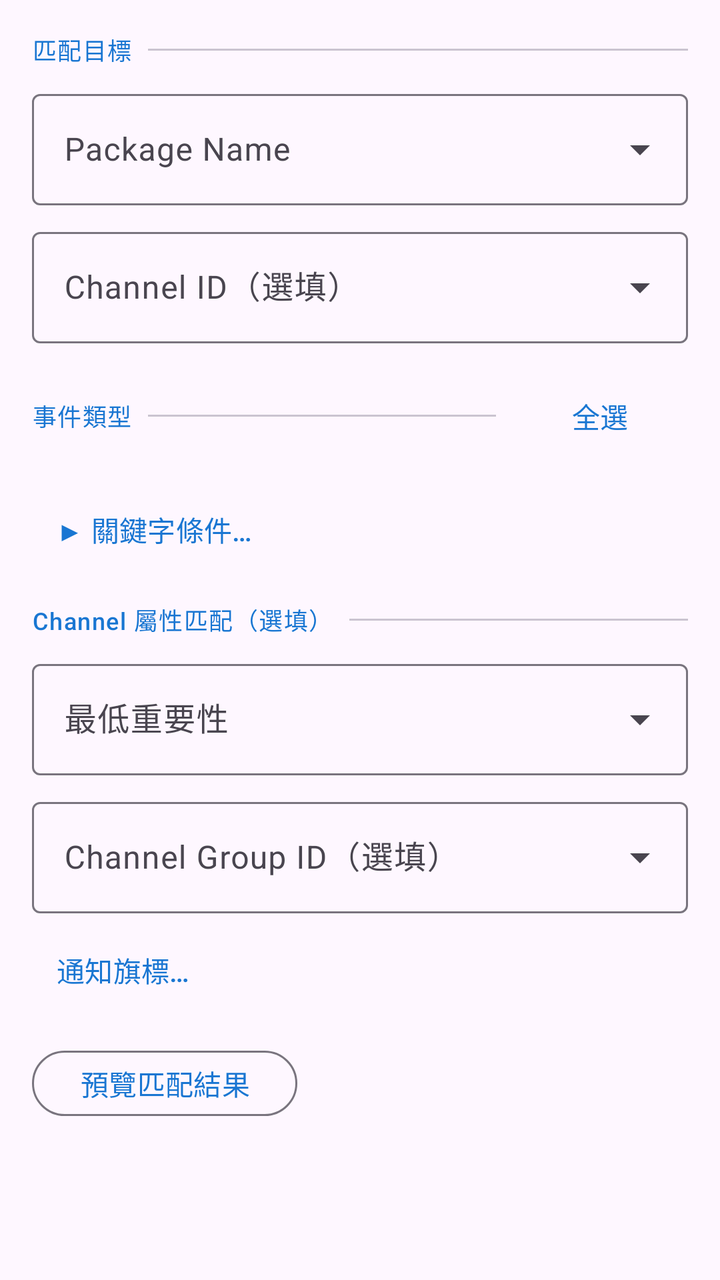
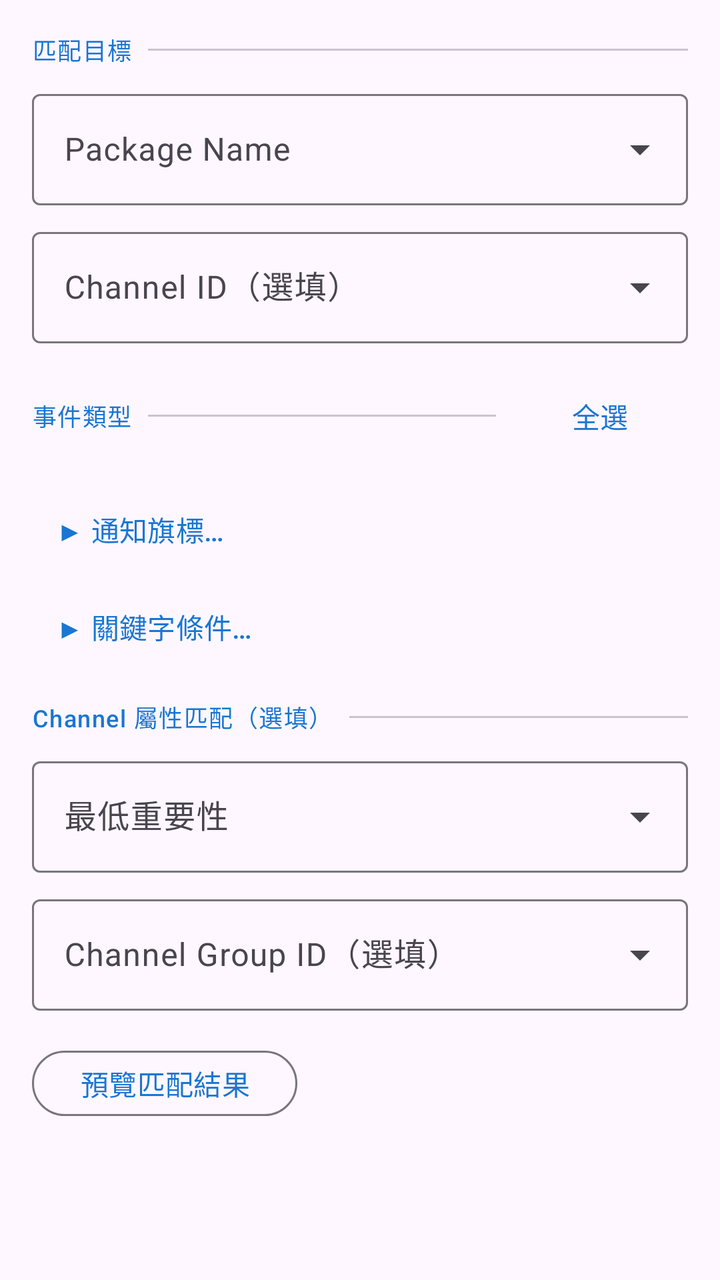

An Android layout rendered at two revisions. The XML below is the earlier revision; the diff shows what the commit changed to produce the second picture.
<!-- AndroidManifest.xml: application theme Theme.NotificationMaster -->
<!-- res/layout/dialog_add_filter_rule.xml -->
<?xml version="1.0" encoding="utf-8"?>
<ScrollView xmlns:android="http://schemas.android.com/apk/res/android"
    xmlns:app="http://schemas.android.com/apk/res-auto"
    android:layout_width="match_parent"
    android:layout_height="wrap_content"
    android:padding="16dp">

    <LinearLayout
        android:layout_width="match_parent"
        android:layout_height="wrap_content"
        android:orientation="vertical">

        
        <com.google.android.material.textfield.TextInputLayout
            android:id="@+id/layout_category"
            style="@style/Widget.Material3.TextInputLayout.OutlinedBox.ExposedDropdownMenu"
            android:layout_width="match_parent"
            android:layout_height="wrap_content"
            android:hint="@string/filter_dialog_category"
            android:layout_marginBottom="8dp"
            android:visibility="gone">

            <com.google.android.material.textfield.MaterialAutoCompleteTextView
                android:id="@+id/dropdown_category"
                android:layout_width="match_parent"
                android:layout_height="wrap_content"
                android:inputType="none"
                android:editable="false" />

        </com.google.android.material.textfield.TextInputLayout>

        
        <LinearLayout
            android:id="@+id/section_header_target"
            android:layout_width="match_parent"
            android:layout_height="wrap_content"
            android:orientation="horizontal"
            android:gravity="center_vertical"
            android:layout_marginBottom="8dp">

            <com.google.android.material.textview.MaterialTextView
                android:layout_width="wrap_content"
                android:layout_height="wrap_content"
                android:text="@string/filter_section_target"
                android:textAppearance="?attr/textAppearanceLabelMedium"
                android:textColor="?attr/colorPrimary" />

            <com.google.android.material.divider.MaterialDivider
                android:layout_width="0dp"
                android:layout_height="wrap_content"
                android:layout_weight="1"
                android:layout_marginStart="8dp" />
        </LinearLayout>

        
        <com.google.android.material.textfield.TextInputLayout
            android:id="@+id/layout_package_name"
            style="@style/Widget.Material3.TextInputLayout.OutlinedBox.ExposedDropdownMenu"
            android:layout_width="match_parent"
            android:layout_height="wrap_content"
            android:hint="@string/filter_dialog_package_name"
            android:layout_marginBottom="8dp">

            <com.google.android.material.textfield.MaterialAutoCompleteTextView
                android:id="@+id/edit_package_name"
                android:layout_width="match_parent"
                android:layout_height="wrap_content"
                android:inputType="textNoSuggestions"
                android:completionThreshold="1" />
        </com.google.android.material.textfield.TextInputLayout>

        
        <com.google.android.material.textfield.TextInputLayout
            android:id="@+id/layout_channel_id"
            style="@style/Widget.Material3.TextInputLayout.OutlinedBox.ExposedDropdownMenu"
            android:layout_width="match_parent"
            android:layout_height="wrap_content"
            android:hint="@string/filter_dialog_channel_id"
            android:layout_marginBottom="8dp">

            <com.google.android.material.textfield.MaterialAutoCompleteTextView
                android:id="@+id/edit_channel_id"
                android:layout_width="match_parent"
                android:layout_height="wrap_content"
                android:inputType="textNoSuggestions"
                android:completionThreshold="1" />
        </com.google.android.material.textfield.TextInputLayout>

        
        <LinearLayout
            android:id="@+id/section_header_event_types"
            android:layout_width="match_parent"
            android:layout_height="wrap_content"
            android:orientation="horizontal"
            android:gravity="center_vertical"
            android:layout_marginTop="8dp"
            android:layout_marginBottom="8dp">

            <com.google.android.material.textview.MaterialTextView
                android:layout_width="wrap_content"
                android:layout_height="wrap_content"
                android:text="@string/filter_dialog_event_types"
                android:textAppearance="?attr/textAppearanceLabelMedium"
                android:textColor="?attr/colorPrimary" />

            <com.google.android.material.divider.MaterialDivider
                android:layout_width="0dp"
                android:layout_height="wrap_content"
                android:layout_weight="1"
                android:layout_marginStart="8dp"
                android:layout_marginEnd="8dp" />

            <com.google.android.material.button.MaterialButton
                android:id="@+id/btn_select_all"
                style="@style/Widget.Material3.Button.TextButton"
                android:layout_width="wrap_content"
                android:layout_height="wrap_content"
                android:text="@string/filter_select_all"
                android:minHeight="36dp" />
        </LinearLayout>

        
        <LinearLayout
            android:id="@+id/container_event_types"
            android:layout_width="match_parent"
            android:layout_height="wrap_content"
            android:orientation="vertical"
            android:paddingStart="8dp"
            android:paddingEnd="0dp"
            android:descendantFocusability="blocksDescendants" />

        
        <com.google.android.material.button.MaterialButton
            android:id="@+id/btn_toggle_keyword"
            style="@style/Widget.Material3.Button.TextButton"
            android:layout_width="wrap_content"
            android:layout_height="wrap_content"
            android:layout_marginTop="8dp"
            android:text="@string/filter_keyword_expand"
            android:minHeight="36dp" />

        <LinearLayout
            android:id="@+id/layout_keyword_section"
            android:layout_width="match_parent"
            android:layout_height="wrap_content"
            android:orientation="vertical"
            android:paddingStart="8dp"
            android:paddingEnd="0dp"
            android:visibility="gone">

            <com.google.android.material.textfield.TextInputLayout
                android:id="@+id/layout_keyword_pattern"
                style="@style/Widget.Material3.TextInputLayout.OutlinedBox"
                android:layout_width="match_parent"
                android:layout_height="wrap_content"
                android:layout_marginTop="4dp"
                android:hint="@string/filter_keyword_pattern_hint">

                <com.google.android.material.textfield.TextInputEditText
                    android:id="@+id/edit_keyword_pattern"
                    android:layout_width="match_parent"
                    android:layout_height="wrap_content" />

            </com.google.android.material.textfield.TextInputLayout>

            
            <com.google.android.material.textview.MaterialTextView
                android:layout_width="wrap_content"
                android:layout_height="wrap_content"
                android:text="@string/filter_keyword_fields_label"
                android:textAppearance="?attr/textAppearanceLabelSmall"
                android:textColor="?android:attr/textColorSecondary"
                android:layout_marginTop="8dp"
                android:layout_marginBottom="4dp" />

            
            <LinearLayout
                android:id="@+id/container_keyword_fields"
                android:layout_width="match_parent"
                android:layout_height="wrap_content"
                android:orientation="vertical"
                android:descendantFocusability="blocksDescendants" />

            
            <com.google.android.material.materialswitch.MaterialSwitch
                android:id="@+id/switch_keyword_regex"
                android:layout_width="match_parent"
                android:layout_height="wrap_content"
                android:layout_marginTop="4dp"
                android:text="@string/filter_keyword_regex" />

        </LinearLayout>

        
        <LinearLayout
            android:id="@+id/section_header_channel_property"
            android:layout_width="match_parent"
            android:layout_height="wrap_content"
            android:orientation="horizontal"
            android:gravity="center_vertical"
            android:layout_marginTop="16dp"
            android:layout_marginBottom="8dp">

            <com.google.android.material.textview.MaterialTextView
                android:id="@+id/label_channel_property"
                android:layout_width="wrap_content"
                android:layout_height="wrap_content"
                android:text="@string/filter_channel_property_title"
                android:textAppearance="?attr/textAppearanceLabelMedium"
                android:textColor="?attr/colorPrimary" />

            <com.google.android.material.divider.MaterialDivider
                android:layout_width="0dp"
                android:layout_height="wrap_content"
                android:layout_weight="1"
                android:layout_marginStart="8dp" />
        </LinearLayout>

        <com.google.android.material.textfield.TextInputLayout
            android:id="@+id/layout_min_importance"
            style="@style/Widget.Material3.TextInputLayout.OutlinedBox.ExposedDropdownMenu"
            android:layout_width="match_parent"
            android:layout_height="wrap_content"
            android:layout_marginBottom="8dp"
            android:hint="@string/filter_min_importance">

            <com.google.android.material.textfield.MaterialAutoCompleteTextView
                android:id="@+id/dropdown_min_importance"
                android:layout_width="match_parent"
                android:layout_height="wrap_content"
                android:inputType="none"
                android:editable="false" />

        </com.google.android.material.textfield.TextInputLayout>

        <com.google.android.material.textfield.TextInputLayout
            android:id="@+id/layout_group_id"
            style="@style/Widget.Material3.TextInputLayout.OutlinedBox.ExposedDropdownMenu"
            android:layout_width="match_parent"
            android:layout_height="wrap_content"
            android:hint="@string/filter_group_id">

            <com.google.android.material.textfield.MaterialAutoCompleteTextView
                android:id="@+id/edit_group_id"
                android:layout_width="match_parent"
                android:layout_height="wrap_content"
                android:inputType="textNoSuggestions"
                android:completionThreshold="1" />

        </com.google.android.material.textfield.TextInputLayout>

        
        <com.google.android.material.button.MaterialButton
            android:id="@+id/btn_toggle_flags"
            style="@style/Widget.Material3.Button.TextButton"
            android:layout_width="wrap_content"
            android:layout_height="wrap_content"
            android:layout_marginTop="8dp"
            android:text="@string/filter_flags_expand"
            android:minHeight="36dp" />

        <LinearLayout
            android:id="@+id/layout_flags_section"
            android:layout_width="match_parent"
            android:layout_height="wrap_content"
            android:orientation="vertical"
            android:paddingStart="8dp"
            android:paddingEnd="0dp"
            android:visibility="gone">

            
            <LinearLayout
                android:layout_width="match_parent"
                android:layout_height="wrap_content"
                android:orientation="horizontal"
                android:gravity="center_vertical"
                android:layout_marginBottom="8dp">

                <com.google.android.material.textview.MaterialTextView
                    android:layout_width="wrap_content"
                    android:layout_height="wrap_content"
                    android:text="@string/filter_flags_title"
                    android:textAppearance="?attr/textAppearanceLabelMedium"
                    android:textColor="?attr/colorPrimary" />

                <com.google.android.material.divider.MaterialDivider
                    android:layout_width="0dp"
                    android:layout_height="wrap_content"
                    android:layout_weight="1"
                    android:layout_marginStart="8dp" />
            </LinearLayout>

            
            <LinearLayout
                android:id="@+id/container_flags"
                android:layout_width="match_parent"
                android:layout_height="wrap_content"
                android:orientation="vertical" />

            
            <LinearLayout
                android:layout_width="match_parent"
                android:layout_height="wrap_content"
                android:orientation="horizontal"
                android:gravity="center_vertical"
                android:layout_marginTop="12dp"
                android:layout_marginBottom="8dp">

                <com.google.android.material.textview.MaterialTextView
                    android:layout_width="wrap_content"
                    android:layout_height="wrap_content"
                    android:text="@string/filter_derived_title"
                    android:textAppearance="?attr/textAppearanceLabelMedium"
                    android:textColor="?attr/colorPrimary" />

                <com.google.android.material.divider.MaterialDivider
                    android:layout_width="0dp"
                    android:layout_height="wrap_content"
                    android:layout_weight="1"
                    android:layout_marginStart="8dp" />
            </LinearLayout>

            
            <LinearLayout
                android:id="@+id/container_derived"
                android:layout_width="match_parent"
                android:layout_height="wrap_content"
                android:orientation="vertical" />

        </LinearLayout>

        
        <LinearLayout
            android:id="@+id/layout_action_settings"
            android:layout_width="match_parent"
            android:layout_height="wrap_content"
            android:orientation="vertical"
            android:visibility="gone">

            <LinearLayout
                android:layout_width="match_parent"
                android:layout_height="wrap_content"
                android:orientation="horizontal"
                android:gravity="center_vertical"
                android:layout_marginTop="16dp"
                android:layout_marginBottom="8dp">

                <com.google.android.material.textview.MaterialTextView
                    android:layout_width="wrap_content"
                    android:layout_height="wrap_content"
                    android:text="@string/filter_section_action"
                    android:textAppearance="?attr/textAppearanceLabelMedium"
                    android:textColor="?attr/colorPrimary" />

                <com.google.android.material.divider.MaterialDivider
                    android:layout_width="0dp"
                    android:layout_height="wrap_content"
                    android:layout_weight="1"
                    android:layout_marginStart="8dp" />
            </LinearLayout>

            
            <com.google.android.material.textfield.TextInputLayout
                android:id="@+id/layout_dismiss_delay"
                style="@style/Widget.Material3.TextInputLayout.OutlinedBox.ExposedDropdownMenu"
                android:layout_width="match_parent"
                android:layout_height="wrap_content"
                android:hint="@string/filter_dismiss_delay"
                android:layout_marginBottom="8dp"
                android:visibility="gone">

                <com.google.android.material.textfield.MaterialAutoCompleteTextView
                    android:id="@+id/dropdown_dismiss_delay"
                    android:layout_width="match_parent"
                    android:layout_height="wrap_content"
                    android:inputType="none"
                    android:editable="false" />

            </com.google.android.material.textfield.TextInputLayout>

            
            <com.google.android.material.textfield.TextInputLayout
                android:id="@+id/layout_dismiss_delay_custom"
                style="@style/Widget.Material3.TextInputLayout.OutlinedBox"
                android:layout_width="match_parent"
                android:layout_height="wrap_content"
                android:hint="@string/filter_dismiss_delay_custom_hint"
                android:layout_marginBottom="8dp"
                android:visibility="gone">

                <com.google.android.material.textfield.TextInputEditText
                    android:id="@+id/edit_dismiss_delay_custom"
                    android:layout_width="match_parent"
                    android:layout_height="wrap_content"
                    android:inputType="number" />

            </com.google.android.material.textfield.TextInputLayout>

            
            <com.google.android.material.button.MaterialButton
                android:id="@+id/btn_choose_sound"
                style="@style/Widget.Material3.Button.OutlinedButton"
                android:layout_width="match_parent"
                android:layout_height="wrap_content"
                android:layout_marginBottom="8dp"
                android:text="@string/filter_alert_choose_sound"
                android:visibility="gone" />

            
            <com.google.android.material.materialswitch.MaterialSwitch
                android:id="@+id/switch_alert_vibrate"
                android:layout_width="match_parent"
                android:layout_height="wrap_content"
                android:text="@string/filter_alert_vibrate"
                android:checked="true"
                android:visibility="gone" />

            
            <com.google.android.material.materialswitch.MaterialSwitch
                android:id="@+id/switch_alarm_stream"
                android:layout_width="match_parent"
                android:layout_height="wrap_content"
                android:text="@string/filter_alert_alarm_stream"
                android:checked="true"
                android:visibility="gone" />

        </LinearLayout>

        
        <com.google.android.material.button.MaterialButton
            android:id="@+id/btn_preview_match"
            style="@style/Widget.Material3.Button.OutlinedButton"
            android:layout_width="wrap_content"
            android:layout_height="wrap_content"
            android:layout_marginTop="16dp"
            android:text="@string/filter_preview_match"
            android:minHeight="36dp" />

    </LinearLayout>
</ScrollView>
<!-- resources referenced by this layout -->
<resources>
  <string name="filter_alert_alarm_stream">使用鬧鈴通道（不受靜音影響）</string>
  <string name="filter_alert_choose_sound">選擇提醒鈴聲</string>
  <string name="filter_alert_vibrate">振動</string>
  <string name="filter_channel_property_title">Channel 屬性匹配（選填）</string>
  <string name="filter_derived_title">推斷屬性</string>
  <string name="filter_dialog_category">規則類別</string>
  <string name="filter_dialog_channel_id">Channel ID（選填）</string>
  <string name="filter_dialog_event_types">事件類型</string>
  <string name="filter_dialog_package_name">Package Name</string>
  <string name="filter_dismiss_delay">清除延遲</string>
  <string name="filter_dismiss_delay_custom_hint">分鐘</string>
  <string name="filter_flags_expand">通知旗標…</string>
  <string name="filter_flags_title">通知旗標</string>
  <string name="filter_group_id">Channel Group ID（選填）</string>
  <string name="filter_keyword_expand">▶ 關鍵字條件…</string>
  <string name="filter_keyword_fields_label">搜尋欄位：</string>
  <string name="filter_keyword_pattern_hint">搜尋關鍵字或正規表示式</string>
  <string name="filter_keyword_regex">使用正規表示式</string>
  <string name="filter_min_importance">最低重要性</string>
  <string name="filter_preview_match">預覽匹配結果</string>
  <string name="filter_section_action">動作設定</string>
  <string name="filter_section_target">匹配目標</string>
  <string name="filter_select_all">全選</string>
  <style name="Theme.NotificationMaster" parent="Theme.Material3.DayNight.NoActionBar">
          
          <item name="colorPrimary">@color/primary</item>
          <item name="colorPrimaryVariant">@color/primary_dark</item>
          <item name="colorOnPrimary">@color/white</item>
  
          
          <item name="colorSecondary">@color/secondary</item>
          <item name="colorSecondaryVariant">@color/secondary_dark</item>
          <item name="colorOnSecondary">@color/black</item>
  
          
          <item name="android:statusBarColor">?attr/colorPrimaryVariant</item>
  
          
      </style>
  <color name="primary">#1976D2</color>
  <color name="primary_dark">#1565C0</color>
  <color name="white">#FFFFFF</color>
  <color name="secondary">#FF9800</color>
  <color name="secondary_dark">#F57C00</color>
  <color name="black">#000000</color>
</resources>

<!-- the commit's change to res/layout/dialog_add_filter_rule.xml (unified diff, before → after) -->
@@ -131,6 +131,86 @@
 
         
         <com.google.android.material.button.MaterialButton
+            android:id="@+id/btn_toggle_flags"
+            style="@style/Widget.Material3.Button.TextButton"
+            android:layout_width="wrap_content"
+            android:layout_height="wrap_content"
+            android:layout_marginTop="8dp"
+            android:text="@string/filter_flags_expand"
+            android:minHeight="36dp" />
+
+        <LinearLayout
+            android:id="@+id/layout_flags_section"
+            android:layout_width="match_parent"
+            android:layout_height="wrap_content"
+            android:orientation="vertical"
+            android:paddingStart="8dp"
+            android:paddingEnd="0dp"
+            android:visibility="gone">
+
+            
+            <LinearLayout
+                android:layout_width="match_parent"
+                android:layout_height="wrap_content"
+                android:orientation="horizontal"
+                android:gravity="center_vertical"
+                android:layout_marginBottom="8dp">
+
+                <com.google.android.material.textview.MaterialTextView
+                    android:layout_width="wrap_content"
+                    android:layout_height="wrap_content"
+                    android:text="@string/filter_flags_title"
+                    android:textAppearance="?attr/textAppearanceLabelMedium"
+                    android:textColor="?attr/colorPrimary" />
+
+                <com.google.android.material.divider.MaterialDivider
+                    android:layout_width="0dp"
+                    android:layout_height="wrap_content"
+                    android:layout_weight="1"
+                    android:layout_marginStart="8dp" />
+            </LinearLayout>
+
+            
+            <LinearLayout
+                android:id="@+id/container_flags"
+                android:layout_width="match_parent"
+                android:layout_height="wrap_content"
+                android:orientation="vertical" />
+
+            
+            <LinearLayout
+                android:layout_width="match_parent"
+                android:layout_height="wrap_content"
+                android:orientation="horizontal"
+                android:gravity="center_vertical"
+                android:layout_marginTop="12dp"
+                android:layout_marginBottom="8dp">
+
+                <com.google.android.material.textview.MaterialTextView
+                    android:layout_width="wrap_content"
+                    android:layout_height="wrap_content"
+                    android:text="@string/filter_derived_title"
+                    android:textAppearance="?attr/textAppearanceLabelMedium"
+                    android:textColor="?attr/colorPrimary" />
+
+                <com.google.android.material.divider.MaterialDivider
+                    android:layout_width="0dp"
+                    android:layout_height="wrap_content"
+                    android:layout_weight="1"
+                    android:layout_marginStart="8dp" />
+            </LinearLayout>
+
+            
+            <LinearLayout
+                android:id="@+id/container_derived"
+                android:layout_width="match_parent"
+                android:layout_height="wrap_content"
+                android:orientation="vertical" />
+
+        </LinearLayout>
+
+        
+        <com.google.android.material.button.MaterialButton
             android:id="@+id/btn_toggle_keyword"
             style="@style/Widget.Material3.Button.TextButton"
             android:layout_width="wrap_content"
@@ -250,86 +330,6 @@
         </com.google.android.material.textfield.TextInputLayout>
 
         
-        <com.google.android.material.button.MaterialButton
-            android:id="@+id/btn_toggle_flags"
-            style="@style/Widget.Material3.Button.TextButton"
-            android:layout_width="wrap_content"
-            android:layout_height="wrap_content"
-            android:layout_marginTop="8dp"
-            android:text="@string/filter_flags_expand"
-            android:minHeight="36dp" />
-
-        <LinearLayout
-            android:id="@+id/layout_flags_section"
-            android:layout_width="match_parent"
-            android:layout_height="wrap_content"
-            android:orientation="vertical"
-            android:paddingStart="8dp"
-            android:paddingEnd="0dp"
-            android:visibility="gone">
-
-            
-            <LinearLayout
-                android:layout_width="match_parent"
-                android:layout_height="wrap_content"
-                android:orientation="horizontal"
-                android:gravity="center_vertical"
-                android:layout_marginBottom="8dp">
-
-                <com.google.android.material.textview.MaterialTextView
-                    android:layout_width="wrap_content"
-                    android:layout_height="wrap_content"
-                    android:text="@string/filter_flags_title"
-                    android:textAppearance="?attr/textAppearanceLabelMedium"
-                    android:textColor="?attr/colorPrimary" />
-
-                <com.google.android.material.divider.MaterialDivider
-                    android:layout_width="0dp"
-                    android:layout_height="wrap_content"
-                    android:layout_weight="1"
-                    android:layout_marginStart="8dp" />
-            </LinearLayout>
-
-            
-            <LinearLayout
-                android:id="@+id/container_flags"
-                android:layout_width="match_parent"
-                android:layout_height="wrap_content"
-                android:orientation="vertical" />
-
-            
-            <LinearLayout
-                android:layout_width="match_parent"
-                android:layout_height="wrap_content"
-                android:orientation="horizontal"
-                android:gravity="center_vertical"
-                android:layout_marginTop="12dp"
-                android:layout_marginBottom="8dp">
-
-                <com.google.android.material.textview.MaterialTextView
-                    android:layout_width="wrap_content"
-                    android:layout_height="wrap_content"
-                    android:text="@string/filter_derived_title"
-                    android:textAppearance="?attr/textAppearanceLabelMedium"
-                    android:textColor="?attr/colorPrimary" />
-
-                <com.google.android.material.divider.MaterialDivider
-                    android:layout_width="0dp"
-                    android:layout_height="wrap_content"
-                    android:layout_weight="1"
-                    android:layout_marginStart="8dp" />
-            </LinearLayout>
-
-            
-            <LinearLayout
-                android:id="@+id/container_derived"
-                android:layout_width="match_parent"
-                android:layout_height="wrap_content"
-                android:orientation="vertical" />
-
-        </LinearLayout>
-
-        
         <LinearLayout
             android:id="@+id/layout_action_settings"
             android:layout_width="match_parent"
<!-- resource entries referenced after the edit -->
@@ -11,7 +11,7 @@
   <string name="filter_dialog_package_name">Package Name</string>
   <string name="filter_dismiss_delay">清除延遲</string>
   <string name="filter_dismiss_delay_custom_hint">分鐘</string>
-  <string name="filter_flags_expand">通知旗標…</string>
+  <string name="filter_flags_expand">▶ 通知旗標…</string>
   <string name="filter_flags_title">通知旗標</string>
   <string name="filter_group_id">Channel Group ID（選填）</string>
   <string name="filter_keyword_expand">▶ 關鍵字條件…</string>
